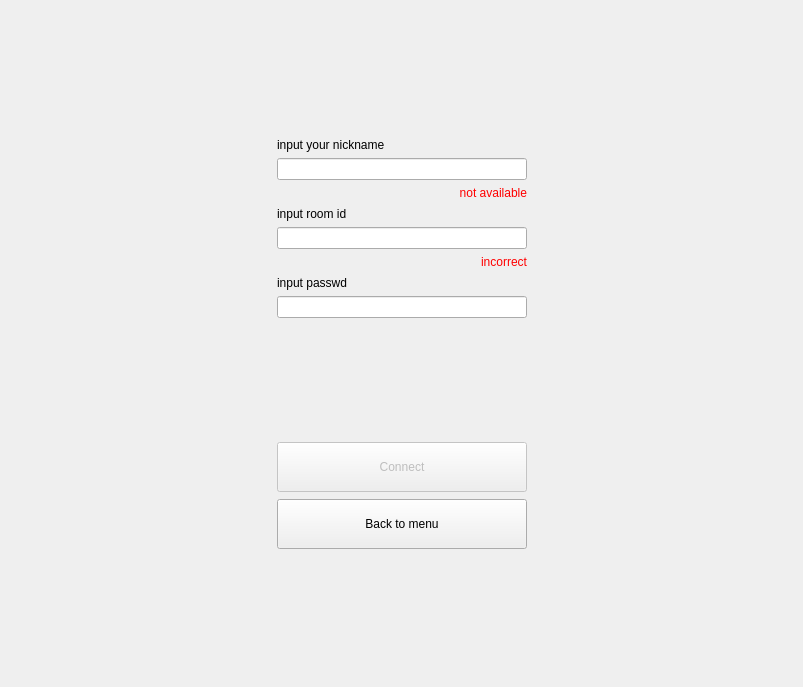
This is HiddenChess/JoiningWidget.ui in Nekttuman/HiddenChess as Qt 5 draws it before an edit. The edited form follows.
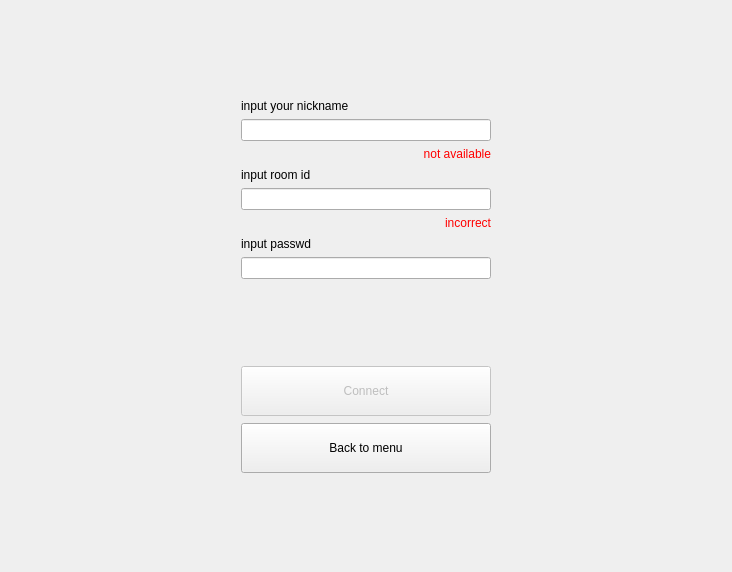
This is the edited form.

Commit message: joining widget min max btns size change

```diff
--- a/HiddenChess/JoiningWidget.ui
+++ b/HiddenChess/JoiningWidget.ui
@@ -6,8 +6,8 @@
    <rect>
     <x>0</x>
     <y>0</y>
-    <width>803</width>
-    <height>687</height>
+    <width>732</width>
+    <height>572</height>
    </rect>
   </property>
   <property name="windowTitle">
@@ -74,7 +74,7 @@
    <item row="7" column="1">
     <widget class="QPushButton" name="backToMenuButton">
      <property name="sizePolicy">
-      <sizepolicy hsizetype="Minimum" vsizetype="Minimum">
+      <sizepolicy hsizetype="Preferred" vsizetype="Maximum">
        <horstretch>0</horstretch>
        <verstretch>0</verstretch>
       </sizepolicy>
@@ -96,7 +96,7 @@
       <bool>false</bool>
      </property>
      <property name="sizePolicy">
-      <sizepolicy hsizetype="Minimum" vsizetype="Minimum">
+      <sizepolicy hsizetype="Preferred" vsizetype="Maximum">
        <horstretch>0</horstretch>
        <verstretch>0</verstretch>
       </sizepolicy>
```
